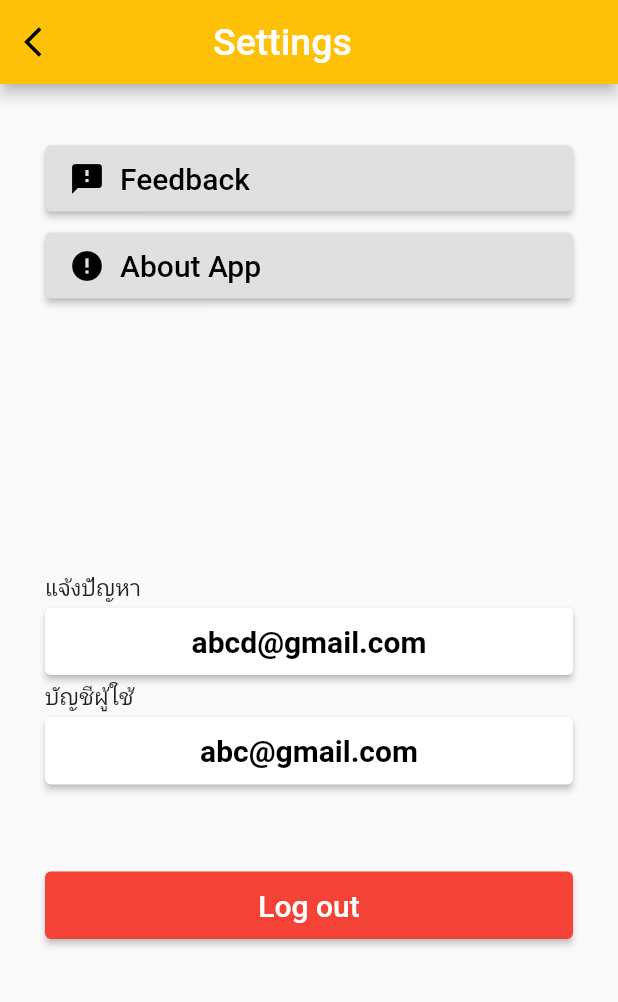
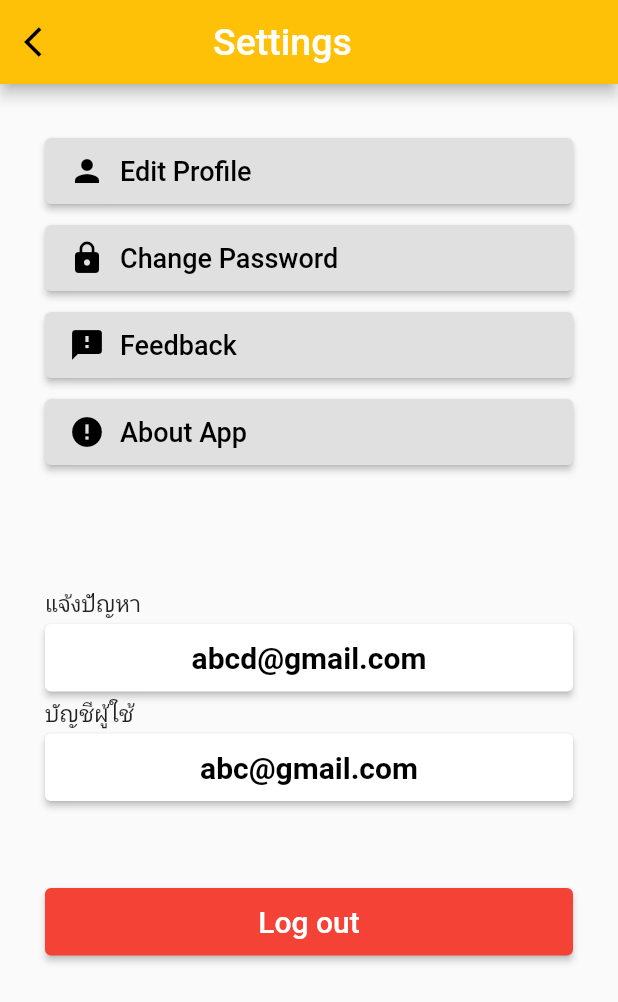
Before and after one commit to MrDenine/non-Helmet_detection_Mobile_Fortest, a Flutter app: the SettingsScreen screen opened by its route, on a phone screen of 412 x 824 dp. Shown: the top 1002 px of the screen. Run offline on Flutter 3.47's test engine with Material 2 defaults, Android fonts, the phone set to English and light mode, and no system bars; our stand-ins replace camera, firebase_auth, firebase_core, fluttertoast, form_field_validator, image_picker; missing offline and left inert: tflite; accounts and stored records are empty.

Commit message:
New 30/5/2021

```diff
--- a/lib/main.dart
+++ b/lib/main.dart
@@ -4,6 +4,7 @@ import 'package:flutter/material.dart';
 import 'package:helmet_detection_app/HomeScreen.dart';
 import 'package:helmet_detection_app/settings.dart';
 import 'package:helmet_detection_app/menu.dart';
+import 'changeprofile.dart';
 import 'create-new-account.dart';
 import 'login.dart';
 import 'menu.dart';
@@ -32,8 +33,9 @@ class MainScreen extends StatelessWidget {
         '/two': (context) => CreateAccount(),
         '/three': (context) => Menu(),
         '/four': (context) => SettingsScreen(),
+        '/five': (context) => ChangeProfile(),
       },
-      // home: SettingsScreen(),
+      /* home: SettingsScreen(), */
     );
   }
 }
--- a/lib/settings.dart
+++ b/lib/settings.dart
@@ -10,83 +10,111 @@ class SettingsScreen extends StatefulWidget {
 
 class _SettingsState extends State<SettingsScreen> {
   bool _rememberMe = false;
-  final auth = FirebaseAuth.instance;
-  Widget _buildFb() {
-    return ElevatedButton(
-      onPressed: () => print('s'),
-      style: ElevatedButton.styleFrom(
-        primary: Colors.grey[300],
-      ),
+
+
+  Widget _buildChangePro() {
+    return ElevatedButton(onPressed: ()=>Navigator.pushNamed(context, '/five'),
+    style: ElevatedButton.styleFrom(primary: Colors.grey[300],),
     child: Container(
-        padding: const EdgeInsets.only(top: 10.0, bottom: 10),
+        padding: const EdgeInsets.only(top: 10.0, bottom: 10 ),
         child: Row(
           children: [
             Align(
                   alignment: Alignment.centerLeft,
-                child: Icon(
-                  Icons.feedback,
-                  color: Colors.black,
-                )),
+                  child: Icon(Icons.person,color: Colors.black,)
+              ),
               Container(
-                margin: const EdgeInsets.only(left: 10.0),
+                  margin: const EdgeInsets.only( left: 10.0 ),
                   child: Text(
-                  "Feedback",
-                  style: TextStyle(fontSize: 20.0, color: Colors.black),
+                    "Edit Profile",
+                    style: TextStyle( fontSize: 18.0,color: Colors.black),
                   ))
           ],
         ),
+    )
+    );
+  }
+
+
+  Widget _buildChangeP() {
+    return ElevatedButton(onPressed: ()=>print('s'),
+    style: ElevatedButton.styleFrom(primary: Colors.grey[300],),
+    child: Container(
+        padding: const EdgeInsets.only(top: 10.0, bottom: 10 ),
+        child: Row(
+          children: [
+            Align(
+                  alignment: Alignment.centerLeft,
+                  child: Icon(Icons.lock,color: Colors.black,)
               ),
+              Container(
+                  margin: const EdgeInsets.only( left: 10.0 ),
+                  child: Text(
+                    "Change Password",
+                    style: TextStyle( fontSize: 18.0,color: Colors.black),
+                  ))
+          ],
+        ),
+    )
+    );
+  }
+
+  Widget _buildFb() {
+    return ElevatedButton(onPressed: ()=>print('s'),
+    style: ElevatedButton.styleFrom(primary: Colors.grey[300],),
+    child: Container(
+        padding: const EdgeInsets.only(top: 10.0, bottom: 10 ),
+        child: Row(
+          children: [
+            Align(
+                  alignment: Alignment.centerLeft,
+                  child: Icon(Icons.feedback,color: Colors.black,)
+              ),
+              Container(
+                  margin: const EdgeInsets.only( left: 10.0 ),
+                  child: Text(
+                    "Feedback",
+                    style: TextStyle( fontSize: 18.0,color: Colors.black),
+                  ))
+          ],
+        ),
+    )
     );
   }
 
   Widget _buildAa() {
-    return ElevatedButton(
-      onPressed: () => print('s'),
-      style: ElevatedButton.styleFrom(
-        primary: Colors.grey[300],
-      ),
+    return ElevatedButton(onPressed: ()=>print('s'),
+    style: ElevatedButton.styleFrom(primary: Colors.grey[300],),
     child: Container(
-        padding: const EdgeInsets.only(top: 10.0, bottom: 10),
+        padding: const EdgeInsets.only(top: 10.0, bottom: 10 ),
         child: Row(
           children: [
             Align(
                   alignment: Alignment.centerLeft,
-                child: Icon(
-                  Icons.error,
-                  color: Colors.black,
-                )),
+                  child: Icon(Icons.error,color: Colors.black,)
+              ),
               Container(
-                margin: const EdgeInsets.only(left: 10.0),
+                  margin: const EdgeInsets.only( left: 10.0 ),
                   child: Text(
                     "About App",
-                  style: TextStyle(fontSize: 20.0, color: Colors.black),
+                    style: TextStyle( fontSize: 18.0,color: Colors.black),
                   ))
           ],
         ),
-      ),
+    )
     );
   }
+
 
   Widget _buildLogout() {
     return Container(
       padding: EdgeInsets.symmetric(vertical: 2.5),
       width: double.infinity,
-      child: ElevatedButton(
-        onPressed: () {
-          auth.signOut().then((value) {
-            Navigator.pushReplacement(context,
-                MaterialPageRoute(builder: (context) {
-              return LoginScreen();
-            }));
-          });
-        },
-        style: ElevatedButton.styleFrom(
-            primary: Colors.red, minimumSize: Size(0, 45)),
-        child: Text(
-          'Log out',
-          style: TextStyle(fontSize: 20),
-        ),
-      ),
+      child: ElevatedButton(onPressed: () => Navigator.pushNamed(context, '/'),
+    style: ElevatedButton.styleFrom(primary: Colors.red,
+    minimumSize: Size(0, 45)),
+    child: Text('Log out',style: TextStyle(fontSize: 20),)
+    )
     );
   }
 
@@ -94,26 +122,18 @@ class _SettingsState extends State<SettingsScreen> {
     return Column(
       crossAxisAlignment: CrossAxisAlignment.start,
       children: [
-        Text(
-          'แจ้งปัญหา',
-          style: TextStyle(fontSize: 15),
-        ),
+        Text('แจ้งปัญหา',style: TextStyle(fontSize: 15),),
         Container(
       padding: EdgeInsets.symmetric(vertical: 2.5),
       width: double.infinity,
-          child: ElevatedButton(
-            onPressed: () => print('ลิงค์ไปเมลผู้ดูแล'),
-            style: ElevatedButton.styleFrom(
-                primary: Colors.white, minimumSize: Size(0, 45)),
-            child: Text(
-              'abcd@gmail.com',
-              style: TextStyle(
-                  fontSize: 20,
-                  color: Colors.black,
+      child: ElevatedButton(onPressed: ()=>print('ลิงค์ไปเมลผู้ดูแล'),
+    style: ElevatedButton.styleFrom(primary: Colors.white,
+    minimumSize: Size(0, 45)),
+    child: Text('abcd@gmail.com',style: TextStyle(fontSize: 20,color: Colors.black,
     fontWeight: FontWeight.bold),
-            ),
-          ),
-        ),
+    )
+    )
+    )
       ],
     );
   }
@@ -122,26 +142,18 @@ class _SettingsState extends State<SettingsScreen> {
     return Column(
       crossAxisAlignment: CrossAxisAlignment.start,
       children: [
-        Text(
-          'บัญชีผู้ใช้',
-          style: TextStyle(fontSize: 15),
-        ),
+        Text('บัญชีผู้ใช้',style: TextStyle(fontSize: 15),),
         Container(
       padding: EdgeInsets.symmetric(vertical: 2.5),
       width: double.infinity,
-          child: ElevatedButton(
-            onPressed: () => print('abc@gmail.com'),
-            style: ElevatedButton.styleFrom(
-                primary: Colors.white, minimumSize: Size(0, 45)),
-            child: Text(
-              'abc@gmail.com',
-              style: TextStyle(
-                  fontSize: 20,
-                  color: Colors.black,
+      child: ElevatedButton(onPressed: ()=>print('abc@gmail.com'),
+    style: ElevatedButton.styleFrom(primary: Colors.white,
+    minimumSize: Size(0, 45)),
+    child: Text('abc@gmail.com',style: TextStyle(fontSize: 20,color: Colors.black,
     fontWeight: FontWeight.bold),
-            ),
-          ),
-        ),
+    )
+    )
+    )
       ],
     );
   }
@@ -165,10 +177,7 @@ class _SettingsState extends State<SettingsScreen> {
                   SizedBox(width: 70),
                   Column(
                     children: [
-                Text(
-                  'Settings',
-                  style: TextStyle(color: Colors.white, fontSize: 25),
-                ),
+                      Text('Settings',style: TextStyle(color: Colors.white,fontSize: 25),),
                     ],
                   )
                 ],
@@ -186,16 +195,20 @@ class _SettingsState extends State<SettingsScreen> {
                   physics: AlwaysScrollableScrollPhysics(),
                   padding: EdgeInsets.symmetric(
                     horizontal: 30.0,
-                    vertical: 29.0,
+                    vertical: 24.0,
                   ),
                   child: Column(
                     mainAxisAlignment: MainAxisAlignment.center,
                     children: <Widget>[
                       SizedBox(height: 10.0),
+                      _buildChangePro(),
+                      SizedBox(height: 10.0),
+                      _buildChangeP(),
+                      SizedBox(height: 10.0),
                        _buildFb(),
                       SizedBox(height: 10.0),
                       _buildAa(),
-                      SizedBox(height: 180.0),
+                      SizedBox(height: 80.0),
                       _buildCont(),
                       _buildAcc(),
                       SizedBox(height: 50.0),
--- a/pubspec.yaml
+++ b/pubspec.yaml
@@ -51,7 +51,7 @@ flutter:
   assets:
     - assets/logos/facebook.jpg
     - assets/logos/google.jpg
-    - assets/logos/LogoApp.png
+    - assets/logos/LogoApp2.png
     - assets/tflite/ssd_mobilenet.tflite
     - assets/tflite/ssd_mobilenet.txt
     - assets/tflite/yolov2_tiny.tflite
```
Also changed, not shown: lib/changeprofile.dart (added, +281 -0 lines), lib/create-new-account.dart (+36 -4 lines), lib/login.dart (+18 -8 lines), assets/logos/LogoApp2.png (added). Lines whose indentation alone changed are shown as unchanged.
